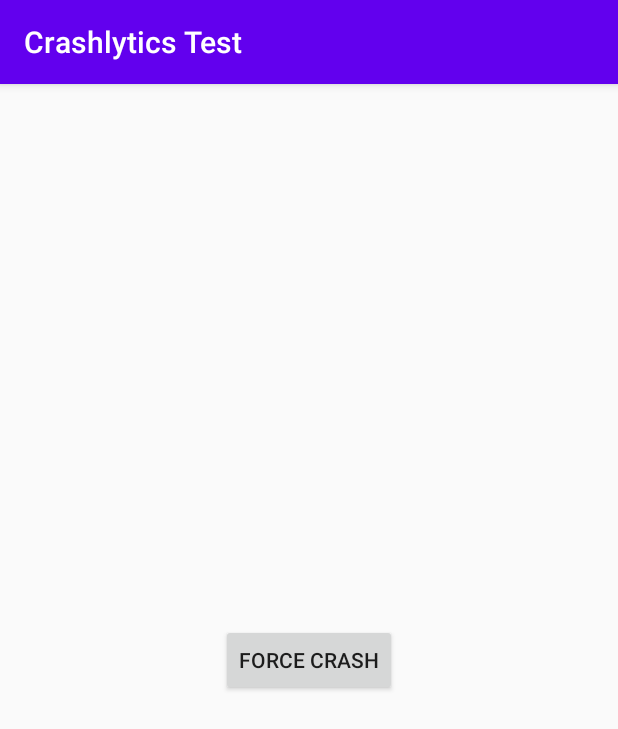
After one commit to mobven/MMBKitSampleAndroid, an Android app: the CrashlyticsActivity screen opened directly, with no data from a screen before it, on a phone screen of 412 x 824 dp. The commit adds this screen. Shown: the top 729 px of the screen. Run offline under Robolectric (Android 15) with nearby library versions, the light colour scheme and no system bars.

Commit message:
Add errorkit implementation.

```diff
--- a/app/build.gradle
+++ b/app/build.gradle
@@ -1,6 +1,8 @@
 apply plugin: 'com.android.application'
 apply plugin: 'kotlin-android'
 apply plugin: 'kotlin-android-extensions'
+apply plugin: 'com.google.gms.google-services'
+apply plugin: 'com.google.firebase.crashlytics'
 
 android {
     compileSdkVersion 29
@@ -49,6 +51,7 @@
     implementation group: "com.mobven.framework", name: "core", version: "0.0.104-SNAPSHOT", changing: true
     implementation group: "com.mobven.framework", name: "appsecurity", version: "0.0.105-SNAPSHOT", changing: true
     implementation group: "com.mobven.framework", name: "accountsecurity", version: "0.0.104-SNAPSHOT", changing: true
+    implementation group: "com.mobven.framework", name: "errorkit", version: "0.0.101-SNAPSHOT", changing: true
 }
 
 configurations.all {
--- a/app/src/main/AndroidManifest.xml
+++ b/app/src/main/AndroidManifest.xml
@@ -10,7 +10,9 @@
         android:roundIcon="@mipmap/ic_launcher_round"
         android:supportsRtl="true"
         android:theme="@style/AppTheme">
-        <activity android:name=".appsecurity.tamperprotection.loginbiometrics.LoginBiometricsActivity"></activity>
+        <activity android:name=".errorkit.CrashlyticsActivity"
+            android:label="Crashlytics Test"/>
+        <activity android:name=".appsecurity.tamperprotection.loginbiometrics.LoginBiometricsActivity" />
         <activity android:name=".menu.MenuActivity">
             <intent-filter>
                 <action android:name="android.intent.action.MAIN" />
--- /dev/null
+++ b/app/src/main/java/com/mobven/mmbkittester/errorkit/CrashlyticsActivity.kt
@@ -0,0 +1,19 @@
+package com.mobven.mmbkittester.errorkit
+
+import androidx.appcompat.app.AppCompatActivity
+import android.os.Bundle
+import com.mobven.mmbkittester.R
+import kotlinx.android.synthetic.main.activity_crashlytics.*
+import java.lang.RuntimeException
+
+class CrashlyticsActivity : AppCompatActivity() {
+
+    override fun onCreate(savedInstanceState: Bundle?) {
+        super.onCreate(savedInstanceState)
+        setContentView(R.layout.activity_crashlytics)
+
+        btn_crash.setOnClickListener {
+            throw RuntimeException("Test Crash")
+        }
+    }
+}
--- a/app/src/main/java/com/mobven/mmbkittester/menu/MenuActivity.kt
+++ b/app/src/main/java/com/mobven/mmbkittester/menu/MenuActivity.kt
@@ -13,6 +13,7 @@
 import com.mobven.mmbkittester.appsecurity.tamperprotection.loginbiometrics.LoginBiometricsActivity
 import com.mobven.mmbkittester.appsecurity.tamperprotection.marketcheck.MarketCheckActivity
 import com.mobven.mmbkittester.appsecurity.tamperprotection.securestore.SecureStoreActivity
+import com.mobven.mmbkittester.errorkit.CrashlyticsActivity
 
 class MenuActivity : AppCompatActivity() {
 
@@ -42,7 +43,7 @@
         MenuItem("Permission Manager"),
         MenuItem("Pin Locator"),
         MenuItem("One Link"),
-        MenuItem("Error Kit"),
+        MenuItem("Error Kit", redirectClass = CrashlyticsActivity::class.java),
         MenuItem("Audio2Pay"),
         MenuItem("NFC Payment")
     )
--- /dev/null
+++ b/app/src/main/res/layout/activity_crashlytics.xml
@@ -0,0 +1,18 @@
+<?xml version="1.0" encoding="utf-8"?>
+<androidx.constraintlayout.widget.ConstraintLayout xmlns:android="http://schemas.android.com/apk/res/android"
+    xmlns:app="http://schemas.android.com/apk/res-auto"
+    xmlns:tools="http://schemas.android.com/tools"
+    android:layout_width="match_parent"
+    android:layout_height="match_parent"
+    tools:context=".errorkit.CrashlyticsActivity">
+
+    <Button
+        android:id="@+id/btn_crash"
+        android:layout_width="wrap_content"
+        android:layout_height="wrap_content"
+        android:text="Force Crash"
+        app:layout_constraintBottom_toBottomOf="parent"
+        app:layout_constraintEnd_toEndOf="parent"
+        app:layout_constraintStart_toStartOf="parent"
+        app:layout_constraintTop_toTopOf="parent" />
+</androidx.constraintlayout.widget.ConstraintLayout>
--- a/build.gradle
+++ b/build.gradle
@@ -8,9 +8,10 @@
 
     }
     dependencies {
-        classpath 'com.android.tools.build:gradle:3.6.1'
+        classpath 'com.android.tools.build:gradle:3.6.2'
         classpath "org.jetbrains.kotlin:kotlin-gradle-plugin:$kotlin_version"
-
+        classpath 'com.google.gms:google-services:4.3.3'
+        classpath 'com.google.firebase:firebase-crashlytics-gradle:2.0.0-beta03'
         // NOTE: Do not place your application dependencies here; they belong
         // in the individual module build.gradle files
     }
```
Also changed, not shown: 1 other file.
